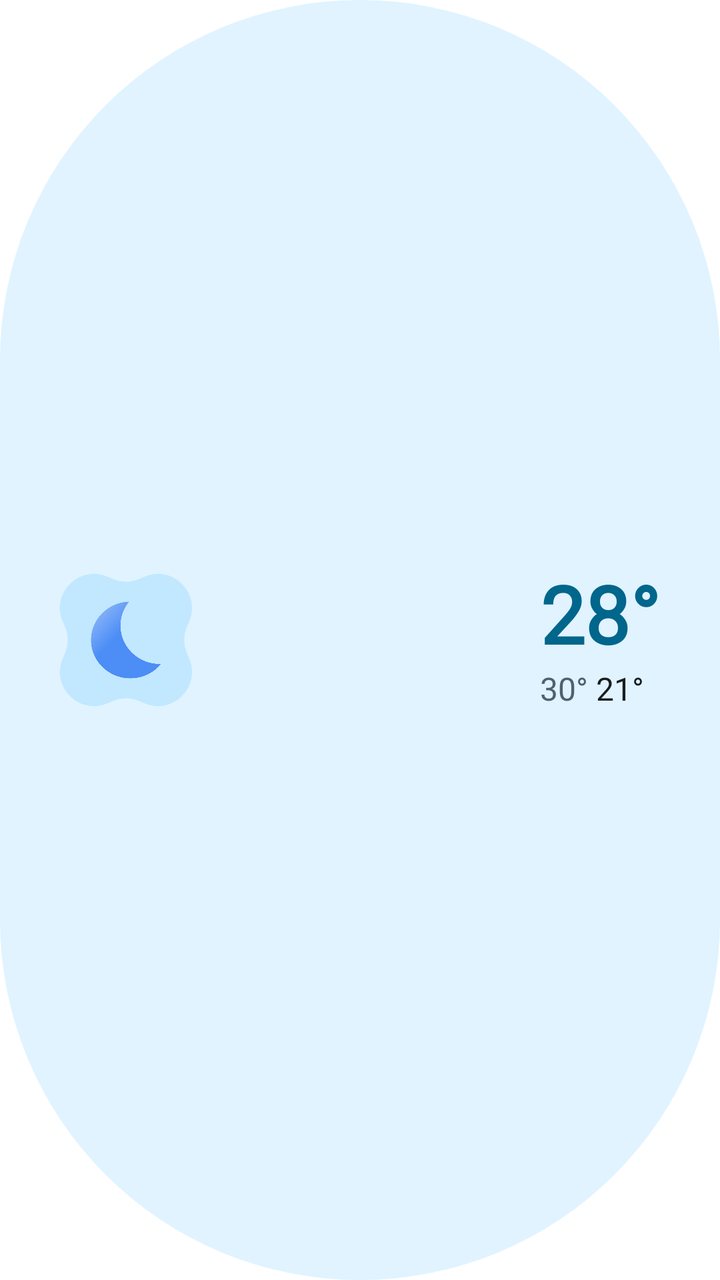
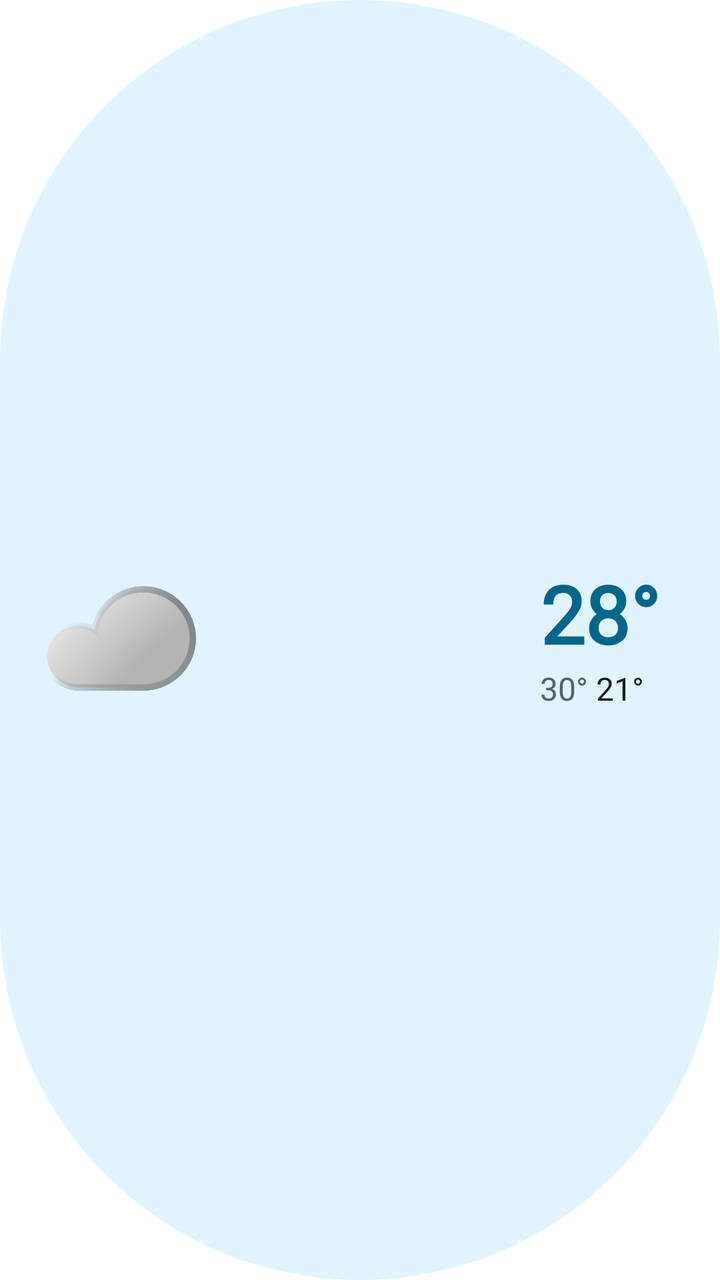

Screens rendered from an Android XML layout before and after an edit, with the pre-edit source and the edit as a unified diff.
<!-- AndroidManifest.xml: fallback theme Theme.MaterialComponents.DayNight.NoActionBar -->
<!-- res/layout/weather_widget.xml -->
<?xml version="1.0" encoding="utf-8"?>
<LinearLayout xmlns:android="http://schemas.android.com/apk/res/android"
    android:id="@+id/widget_root"
    android:layout_width="match_parent"
    android:layout_height="100dp"
    android:background="@drawable/rounded_widget_bg"
    android:orientation="horizontal"
    android:gravity="center_vertical">

    <LinearLayout
        android:layout_width="86dp"
        android:layout_height="86dp"
        android:orientation="vertical"
        android:gravity="center"
        android:background="@drawable/shape_set_2"
        android:layout_marginLeft="20dp"
        android:layout_gravity="center">
    <ImageView
        android:id="@+id/widget_icon_current_pill"
        android:layout_width="40dp"
        android:layout_height="40dp"
        android:layout_gravity="center"
        android:src="@drawable/clear_night" />

    </LinearLayout>


    
    <FrameLayout
        android:layout_width="match_parent"
        android:layout_height="match_parent"
        android:layout_gravity="end|center_vertical"

        android:paddingRight="30dp">

    <LinearLayout
        android:layout_width="wrap_content"
        android:layout_height="wrap_content"
        android:orientation="vertical"
        android:paddingBottom="5dp"
        android:layout_gravity="end|center_vertical">

        <TextView
            android:id="@+id/current_widget_temp_pill"
            android:layout_width="wrap_content"
            android:layout_height="wrap_content"
            android:text="28°"
            android:fontFamily="@font/medium"

            android:textColor="@color/colorPrimary"
            android:textSize="40sp"
            android:textStyle="bold" />

        
        <LinearLayout
            android:id="@+id/temp_range"
            android:layout_width="wrap_content"
            android:layout_height="wrap_content"
            android:orientation="horizontal"
            >

            <TextView
                android:id="@+id/temp_high"
                android:layout_width="wrap_content"
                android:layout_height="wrap_content"
                android:fontFamily="@font/regular"
                android:text="30°"
                android:textColor="@color/colorSecondary"
                android:textSize="16sp"
                 />

            <TextView
                android:id="@+id/temp_low"
                android:layout_width="wrap_content"
                android:fontFamily="@font/regular"
                android:layout_height="wrap_content"
                android:text=" 21°"
                android:textColor="@color/colorOnBackground"
                android:textSize="16sp" />
        </LinearLayout>
    </LinearLayout>
    </FrameLayout>
</LinearLayout>
<!-- resources referenced by this layout -->
<resources>
  <color name="colorOnBackground">#191c20</color>
  <color name="colorPrimary">#415f91</color>
  <color name="colorSecondary">#565f71</color>
  <!-- drawable clear_night: png bitmap (drawable, 40954 bytes) -->
  <!-- drawable rounded_widget_bg (drawable) -->
  <shape xmlns:android="http://schemas.android.com/apk/res/android">
      <corners android:radius="999dp" />
      <solid android:color="@color/colorSurfaceContainer" />
  </shape>
  <!-- drawable shape_set_2 (drawable) -->
  <vector xmlns:android="http://schemas.android.com/apk/res/android"
      android:width="380dp"
      android:height="380dp"
      android:viewportWidth="380"
      android:viewportHeight="380">
    <path
        android:pathData="M230.39,50.47C293.11,23.23 356.77,86.89 329.53,149.61L325.02,159.98C316.71,179.13 316.71,200.87 325.02,220.02L329.53,230.39C356.77,293.11 293.11,356.77 230.39,329.53L220.02,325.02C200.87,316.71 179.13,316.71 159.98,325.02L149.61,329.53C86.89,356.77 23.23,293.11 50.47,230.39L54.98,220.02C63.29,200.87 63.29,179.13 54.98,159.98L50.47,149.61C23.23,86.89 86.89,23.23 149.61,50.47L159.98,54.98C179.13,63.29 200.87,63.29 220.02,54.98L230.39,50.47Z"
        android:fillColor="@color/colorPrimaryContainer"/>
  </vector>
  <color name="colorSurfaceContainer">#ededf4</color>
  <color name="colorPrimaryContainer">#d6e3ff</color>
</resources>

<!-- the commit's change to res/layout/weather_widget.xml (unified diff, before → after) -->
@@ -7,22 +7,16 @@
     android:orientation="horizontal"
     android:gravity="center_vertical">
 
-    <LinearLayout
-        android:layout_width="86dp"
-        android:layout_height="86dp"
-        android:orientation="vertical"
-        android:gravity="center"
-        android:background="@drawable/shape_set_2"
-        android:layout_marginLeft="20dp"
-        android:layout_gravity="center">
+
     <ImageView
         android:id="@+id/widget_icon_current_pill"
-        android:layout_width="40dp"
-        android:layout_height="40dp"
+        android:layout_width="76dp"
+        android:layout_height="76dp"
+        android:layout_marginLeft="22dp"
+
         android:layout_gravity="center"
-        android:src="@drawable/clear_night" />
+        android:src="@drawable/cloudy" />
 
-    </LinearLayout>
 
 
     
<!-- resource entries referenced after the edit -->
@@ -3,23 +3,12 @@
   <color name="colorOnBackground">#191c20</color>
   <color name="colorPrimary">#415f91</color>
   <color name="colorSecondary">#565f71</color>
-  <!-- drawable clear_night: png bitmap (drawable, 40954 bytes) -->
+  <!-- drawable cloudy: png bitmap (drawable, 66608 bytes) -->
   <!-- drawable rounded_widget_bg (drawable) -->
   <shape xmlns:android="http://schemas.android.com/apk/res/android">
       <corners android:radius="999dp" />
       <solid android:color="@color/colorSurfaceContainer" />
   </shape>
-  <!-- drawable shape_set_2 (drawable) -->
-  <vector xmlns:android="http://schemas.android.com/apk/res/android"
-      android:width="380dp"
-      android:height="380dp"
-      android:viewportWidth="380"
-      android:viewportHeight="380">
-    <path
-        android:pathData="M230.39,50.47C293.11,23.23 356.77,86.89 329.53,149.61L325.02,159.98C316.71,179.13 316.71,200.87 325.02,220.02L329.53,230.39C356.77,293.11 293.11,356.77 230.39,329.53L220.02,325.02C200.87,316.71 179.13,316.71 159.98,325.02L149.61,329.53C86.89,356.77 23.23,293.11 50.47,230.39L54.98,220.02C63.29,200.87 63.29,179.13 54.98,159.98L50.47,149.61C23.23,86.89 86.89,23.23 149.61,50.47L159.98,54.98C179.13,63.29 200.87,63.29 220.02,54.98L230.39,50.47Z"
-        android:fillColor="@color/colorPrimaryContainer"/>
-  </vector>
   <color name="colorSurfaceContainer">#ededf4</color>
-  <color name="colorPrimaryContainer">#d6e3ff</color>
 </resources>
 
